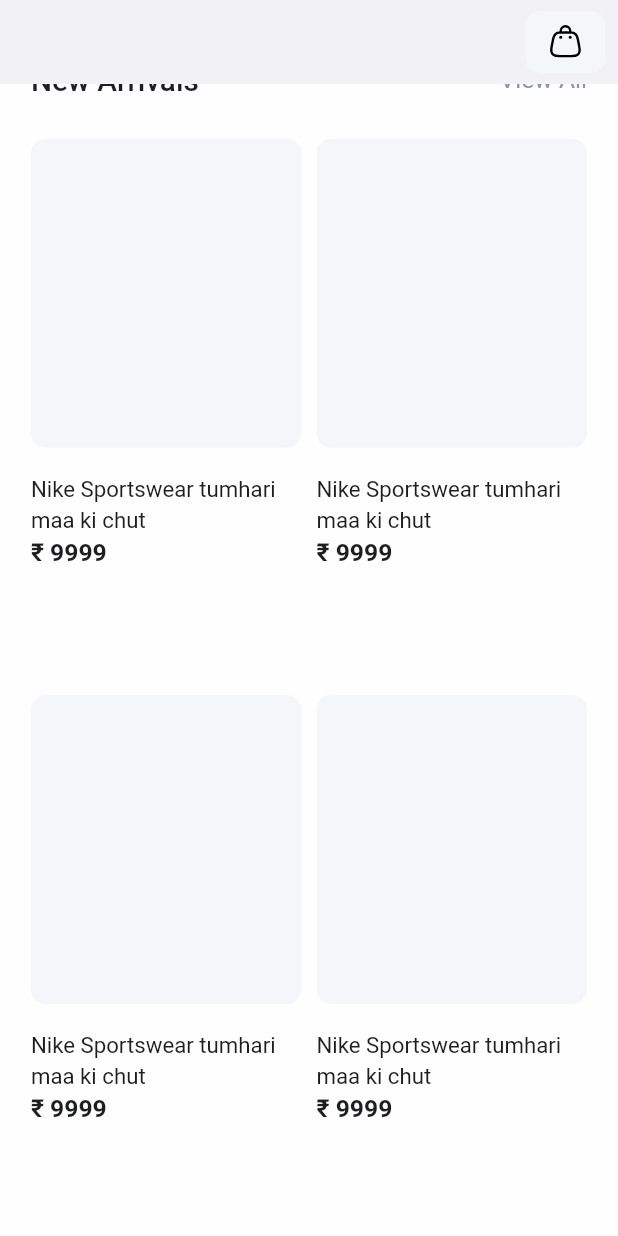
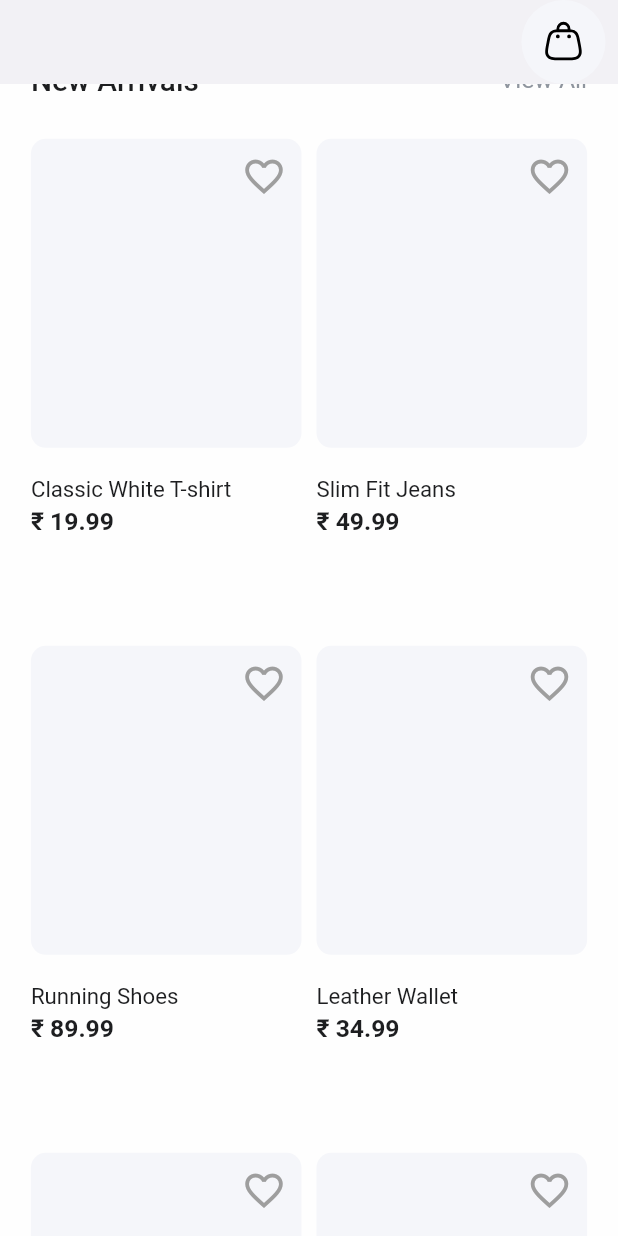
Before and after one commit to KART1KEY-PATEL/Mini-Shopping-App, a Flutter app: the screen it shows after launch, scrolled down 241 dp, on a phone screen of 412 x 824 dp. Run offline on Flutter 3.47's test engine with Material 3 defaults, Android fonts, the phone set to English and light mode, and no system bars; our stand-ins replace flutter_svg, like_button; Roboto replaces fonts that are missing (PlusJakartaSans).

Commit message:
completed the item page

```diff
--- /dev/null
+++ b/lib/models/product_model.dart
@@ -0,0 +1,68 @@
+class Product {
+  final int id;
+  final String brand;
+  final String name;
+
+  final String smallDescription;
+  final String longDescription;
+  final List<String> sizes;
+  final double price;
+  final String image;
+
+  Product({
+    required this.id,
+    required this.brand,
+    required this.name,
+    required this.smallDescription,
+    required this.longDescription,
+    required this.sizes,
+    required this.price,
+    required this.image
+  });
+
+  factory Product.fromJson(Map<String, dynamic> json) {
+    return Product(
+      id: json['id'],
+      brand: json['brand'],
+      name: json['name'],
+      smallDescription: json['small_description'],
+      longDescription: json['long_description'],
+      sizes: List<String>.from(json['sizes']),
+      price: (json['price'] as num).toDouble(),
+      image: json['image'],
+    );
+  }
+
+  Map<String, dynamic> toJson() {
+    return {
+      'id': id,
+      'brand': brand,
+      'name': name,
+      'small_description': smallDescription,
+      'long_description': longDescription,
+      'sizes': sizes,
+      'price': price,
+      'image': image,
+    };
+  }
+}
+
+class ProductList {
+  final List<Product> products;
+
+  ProductList({required this.products});
+
+  factory ProductList.fromJson(Map<String, dynamic> json) {
+    var productsJson = json['products'] as List;
+    List<Product> products =
+        productsJson
+            .map((productJson) => Product.fromJson(productJson))
+            .toList();
+
+    return ProductList(products: products);
+  }
+
+  Map<String, dynamic> toJson() {
+    return {'products': products.map((product) => product.toJson()).toList()};
+  }
+}
--- a/lib/pages/home_page.dart
+++ b/lib/pages/home_page.dart
@@ -1,11 +1,14 @@
 import 'package:flutter/material.dart';
 import 'package:mini_shopping_app/constants/contants.dart';
 import 'package:mini_shopping_app/extensions/string_extensions.dart';
+import 'package:mini_shopping_app/models/product_model.dart';
+import 'package:mini_shopping_app/services/product_service.dart';
 import 'package:mini_shopping_app/utils/color.dart';
 import 'package:mini_shopping_app/utils/custom_appBar.dart';
 import 'package:flutter_svg/flutter_svg.dart';
 import 'package:mini_shopping_app/utils/text_util.dart';
 import 'package:mini_shopping_app/widget/brand_widget.dart';
+import 'package:mini_shopping_app/widget/icon_widget.dart';
 import 'package:mini_shopping_app/widget/category_widget.dart';
 import 'package:mini_shopping_app/widget/item_thumbnail_widget.dart';
 import 'package:mini_shopping_app/widget/search_mic_widget.dart';
@@ -18,6 +21,14 @@ class HomePage extends StatefulWidget {
 }
 
 class _HomePageState extends State<HomePage> {
+  late Future<ProductList> futureProducts;
+
+  @override
+  void initState() {
+    super.initState();
+    futureProducts = ProductService().loadProducts();
+  }
+
   @override
   Widget build(BuildContext context) {
     double sH = MediaQuery.of(context).size.height;
@@ -26,26 +37,12 @@ class _HomePageState extends State<HomePage> {
       appBar: customAppBar(
         title: '',
         actions: [
-          Container(
-            height: sH * 0.05,
-            width: sW * 0.13,
-            decoration: BoxDecoration(
-              color: AppColors.secondaryButtonColor,
-              borderRadius: BorderRadius.circular(10),
-            ),
-            child: IconButton(
-              icon: SvgPicture.asset(
-                'assets/icons/bag.svg',
-                height: 50,
-                width: 50,
-              ),
-              onPressed: () {},
-            ),
-          ),
+          IconWidget(iconAsset: "assets/icons/bag.svg", onPressed: () {}),
           SizedBox(width: sW * 0.02),
         ],
       ),
-      body: CustomScrollView(
+      body: SafeArea(
+        child: CustomScrollView(
           slivers: [
             SliverToBoxAdapter(
               child: Padding(
@@ -71,22 +68,43 @@ class _HomePageState extends State<HomePage> {
                 ),
               ),
             ),
-          SliverPadding(
+            FutureBuilder<ProductList>(
+              future: futureProducts,
+              builder: (context, snapshot) {
+                if (snapshot.hasData) {
+                  List<Product> products = snapshot.data!.products;
+                  return SliverPadding(
                     padding: EdgeInsets.symmetric(horizontal: sW * 0.05),
                     sliver: SliverGrid(
                       gridDelegate: SliverGridDelegateWithFixedCrossAxisCount(
                         crossAxisCount: 2,
                         crossAxisSpacing: 10,
                         mainAxisSpacing: 10,
-                childAspectRatio: 0.5,
+                        childAspectRatio: 0.55,
                       ),
-              delegate: SliverChildBuilderDelegate(
-                (context, index) => ItemThumbnailWidget(sH: sH, sW: sW),
-                childCount: 4,
+                      delegate: SliverChildBuilderDelegate((context, index) {
+                        Product product = products[index];
+                        return ItemThumbnailWidget(
+                          sH: sH,
+                          sW: sW,
+                          product: product,
+                          // product: product, // Uncomment if needed
+                        );
+                      }, childCount: products.length),
                     ),
-            ),
+                  );
+                } else if (snapshot.hasError) {
+                  return SliverToBoxAdapter(
+                    child: Center(child: Text("${snapshot.error}")),
+                  );
+                }
+                return SliverToBoxAdapter(
+                  child: Center(child: CircularProgressIndicator()),
+                );
+              },
             ),
           ],
+        ),
       ),
     );
   }
--- /dev/null
+++ b/lib/utils/like_button.dart
@@ -0,0 +1,15 @@
+import 'package:flutter/material.dart';
+import 'package:like_button/like_button.dart';
+
+class CustomLikeButton extends StatelessWidget {
+  CustomLikeButton({super.key, required this.isLiked});
+  bool isLiked;
+  @override
+  Widget build(BuildContext context) {
+    return Icon(
+      isLiked ? Icons.favorite : Icons.favorite_outline,
+      color: isLiked ? Colors.red : Colors.grey,
+      size: 30,
+    );
+  }
+}
--- /dev/null
+++ b/lib/widget/icon_widget.dart
@@ -0,0 +1,40 @@
+import 'package:flutter/material.dart';
+import 'package:flutter_svg/svg.dart';
+import 'package:mini_shopping_app/utils/color.dart';
+
+class IconWidget extends StatelessWidget {
+  const IconWidget({
+    super.key,
+    required this.iconAsset,
+    this.reverseColor = false,
+    required this.onPressed,
+  });
+  final Function onPressed;
+  final String iconAsset;
+  final bool reverseColor;
+
+  @override
+  Widget build(BuildContext context) {
+    double sH = MediaQuery.of(context).size.height;
+    double sW = MediaQuery.of(context).size.width;
+    return GestureDetector(
+      onTap: () => onPressed(),
+      child: Container(
+        // height: sH * 0.05,
+        // width: sW * 0.13,
+        padding: EdgeInsets.all(sW * 0.01),
+        decoration: BoxDecoration(
+          color:
+              reverseColor
+                  ? AppColors.primaryColor
+                  : AppColors.secondaryButtonColor,
+          shape: BoxShape.circle,
+        ),
+        child: IconButton(
+          icon: SvgPicture.asset(iconAsset, height: 30, width: 30),
+          onPressed: () {},
+        ),
+      ),
+    );
+  }
+}
--- a/lib/widget/item_thumbnail_widget.dart
+++ b/lib/widget/item_thumbnail_widget.dart
@@ -1,12 +1,28 @@
 import 'package:flutter/material.dart';
+import 'package:mini_shopping_app/extensions/string_extensions.dart';
+import 'package:mini_shopping_app/models/product_model.dart';
+import 'package:mini_shopping_app/pages/item_page.dart';
 import 'package:mini_shopping_app/utils/color.dart';
+import 'package:mini_shopping_app/utils/like_button.dart';
 import 'package:mini_shopping_app/utils/text_util.dart';
 
 class ItemThumbnailWidget extends StatelessWidget {
-  const ItemThumbnailWidget({super.key, required this.sH, required this.sW});
+  const ItemThumbnailWidget({
+    super.key,
+    required this.sH,
+    required this.sW,
+    required this.product,
+  });
 
   final double sH;
   final double sW;
+  final Product product;
+  void _itemPress(BuildContext context) {
+    Navigator.push(
+      context,
+      MaterialPageRoute(builder: (context) => ItemPage(product: product)),
+    );
+  }
 
   @override
   Widget build(BuildContext context) {
@@ -18,23 +34,31 @@ class ItemThumbnailWidget extends StatelessWidget {
         children: [
           Stack(
             children: [
-              Container(
-                height: sH * 0.25,
-                width: sW * 0.45,
-                decoration: BoxDecoration(
-                  color: AppColors.secondaryButtonColor,
-                  borderRadius: BorderRadius.circular(10),
+              GestureDetector(
+                onTap: () => _itemPress(context),
+                child: Container(
+                  height: sH * 0.25,
+                  width: sW * 0.45,
+                  decoration: BoxDecoration(
+                    color: AppColors.secondaryButtonColor,
+                    borderRadius: BorderRadius.circular(10),
+                  ),
                 ),
+              ),
+              Positioned(
+                right: 10,
+                top: 10,
+                child: CustomLikeButton(isLiked: false),
               ),
             ],
           ),
           SizedBox(height: sH * 0.02),
           txt(
-            "Nike Sportswear tumhari maa ki chut",
+            product.name.toTitleCase(),
             weight: FontWeight.w400,
             size: sH * 0.018,
           ),
-          txt("₹ 9999", weight: FontWeight.w600, size: sH * 0.02),
+          txt("₹ ${product.price}", weight: FontWeight.w600, size: sH * 0.02),
         ],
       ),
     );
--- a/pubspec.yaml
+++ b/pubspec.yaml
@@ -63,6 +63,8 @@ flutter:
   # To add assets to your application, add an assets section, like this:
   assets:
     - assets/icons/
+    - assets/logo/
+    - assets/json/
   #   - images/a_dot_ham.jpeg
 
   # An image asset can refer to one or more resolution-specific "variants", see
```
Also changed, not shown: assets/json/item.json (added, +164 -0 lines), lib/pages/item_page.dart (added, +51 -0 lines), lib/services/product_service.dart (added, +16 -0 lines), lib/utils/custom_button.dart (added, +38 -0 lines), lib/widget/brand_widget.dart (+15 -6 lines), lib/widget/item_detail_widget.dart (added, +78 -0 lines), lib/widget/size_button_widget.dart (added, +34 -0 lines), assets/icons/back.svg (added). Lines whose indentation alone changed are shown as unchanged.
